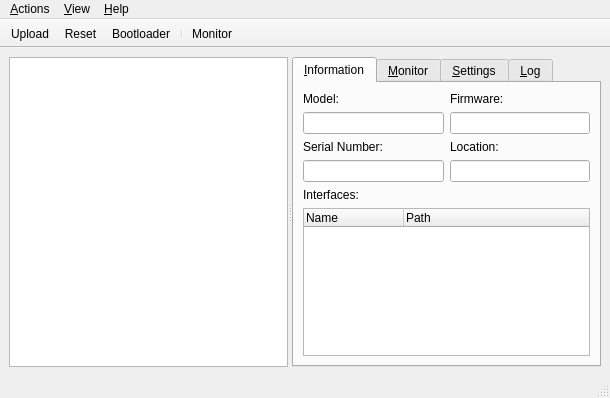
The window that tyqt/main_window.ui (Koromix/tytools) describes before a commit, drawn with Qt 5.
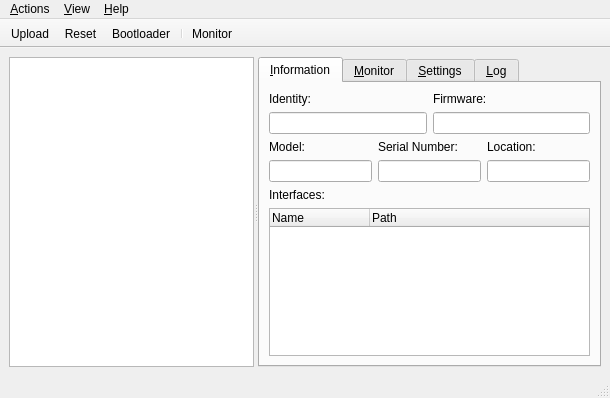
The same window after the commit. Icons and pictures are not drawn.

Commit message: Show board identity on information page

Diff of the .ui file:
```diff
--- a/tyqt/main_window.ui
+++ b/tyqt/main_window.ui
@@ -58,20 +58,6 @@
         <layout class="QVBoxLayout" name="verticalLayout_4">
          <item>
           <layout class="QGridLayout" name="gridLayout">
-           <item row="1" column="0">
-            <widget class="QLineEdit" name="modelText">
-             <property name="readOnly">
-              <bool>true</bool>
-             </property>
-            </widget>
-           </item>
-           <item row="0" column="0">
-            <widget class="QLabel" name="label_4">
-             <property name="text">
-              <string>Model:</string>
-             </property>
-            </widget>
-           </item>
            <item row="1" column="1">
             <widget class="QLineEdit" name="firmwareText">
              <property name="readOnly">
@@ -86,38 +72,66 @@
              </property>
             </widget>
            </item>
+           <item row="0" column="0">
+            <widget class="QLabel" name="label_7">
+             <property name="text">
+              <string>Identity:</string>
+             </property>
+            </widget>
+           </item>
+           <item row="1" column="0">
+            <widget class="QLineEdit" name="idText">
+             <property name="readOnly">
+              <bool>true</bool>
+             </property>
+            </widget>
+           </item>
           </layout>
          </item>
          <item>
           <layout class="QGridLayout" name="gridLayout_2">
-           <item row="0" column="0">
+           <item row="0" column="1">
             <widget class="QLabel" name="label_5">
              <property name="text">
               <string>Serial Number:</string>
              </property>
             </widget>
            </item>
-           <item row="1" column="0">
+           <item row="1" column="1">
             <widget class="QLineEdit" name="serialText">
              <property name="readOnly">
               <bool>true</bool>
              </property>
             </widget>
            </item>
-           <item row="1" column="1">
+           <item row="1" column="2">
             <widget class="QLineEdit" name="locationText">
              <property name="readOnly">
               <bool>true</bool>
              </property>
             </widget>
            </item>
-           <item row="0" column="1">
+           <item row="0" column="2">
             <widget class="QLabel" name="label_3">
              <property name="text">
               <string>Location:</string>
              </property>
             </widget>
            </item>
+           <item row="1" column="0">
+            <widget class="QLineEdit" name="modelText">
+             <property name="readOnly">
+              <bool>true</bool>
+             </property>
+            </widget>
+           </item>
+           <item row="0" column="0">
+            <widget class="QLabel" name="label_4">
+             <property name="text">
+              <string>Model:</string>
+             </property>
+            </widget>
+           </item>
           </layout>
          </item>
          <item>
```
Left out of the diff: 5 changed lines with no effect on the pictures. The commit also changes 1 other file.
